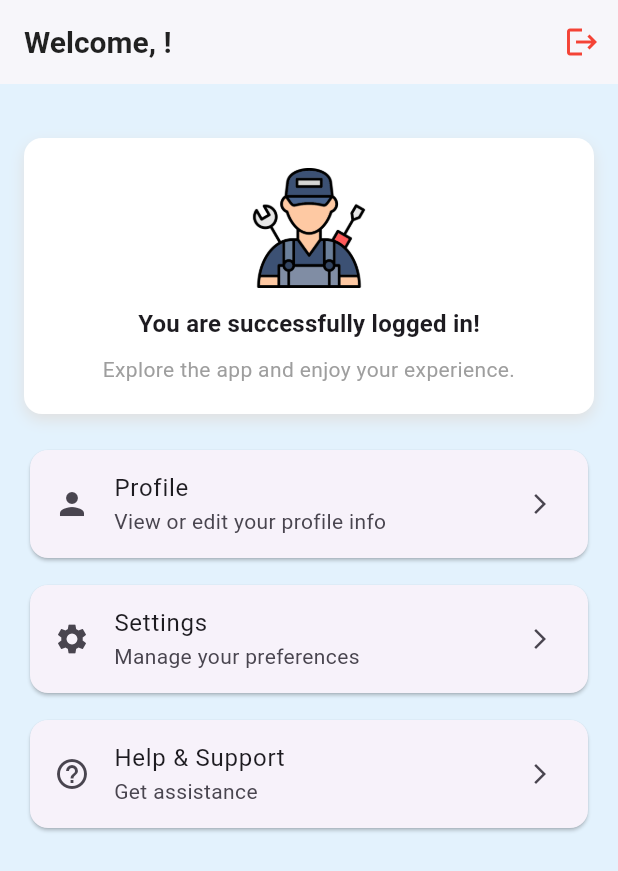
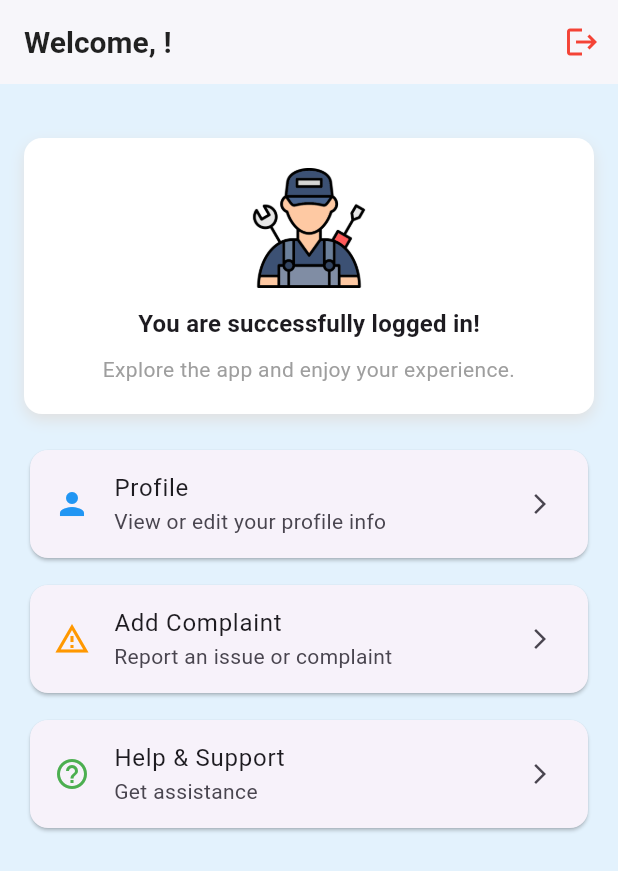
Before and after one commit to VJLIVE/FixIt, a Flutter app: the DashboardPage screen opened directly, on a phone screen of 412 x 824 dp. Shown: the top 871 px of the screen. Run offline on Flutter 3.47's test engine with Material 3 defaults, Android fonts, the phone set to English and light mode, and no system bars; our stand-ins replace cloud_firestore, firebase_auth, firebase_core, google_sign_in; accounts and stored records are empty.

Commit message:
Dashboard icons

```diff
--- a/lib/screens/dashboard_page.dart
+++ b/lib/screens/dashboard_page.dart
@@ -123,7 +123,7 @@ class _DashboardPageState extends State<DashboardPage> {
                       borderRadius: BorderRadius.circular(12),
                     ),
                     child: ListTile(
-                      leading: const Icon(Icons.person),
+                      leading: const Icon(Icons.person, color: Colors.blue),
                       title: const Text('Profile'),
                       subtitle: const Text('View or edit your profile info'),
                       trailing: const Icon(Icons.arrow_forward_ios, size: 16),
@@ -140,14 +140,15 @@ class _DashboardPageState extends State<DashboardPage> {
                       borderRadius: BorderRadius.circular(12),
                     ),
                     child: ListTile(
-                      leading: const Icon(Icons.settings),
-                      title: const Text('Settings'),
-                      subtitle: const Text('Manage your preferences'),
+                      leading: const Icon(Icons.report_problem_outlined, color: Colors.orange),
+                      title: const Text('Add Complaint'),
+                      subtitle: const Text('Report an issue or complaint'),
                       trailing: const Icon(Icons.arrow_forward_ios, size: 16),
                       onTap: () {
                         ScaffoldMessenger.of(context).showSnackBar(
-                          const SnackBar(content: Text('Settings tapped')),
+                          const SnackBar(content: Text('Add Complaint tapped')),
                         );
+                        // TODO: Navigate to complaint screen
                       },
                     ),
                   ),
@@ -157,7 +158,7 @@ class _DashboardPageState extends State<DashboardPage> {
                       borderRadius: BorderRadius.circular(12),
                     ),
                     child: ListTile(
-                      leading: const Icon(Icons.help_outline),
+                      leading: const Icon(Icons.help_outline, color: Colors.green),
                       title: const Text('Help & Support'),
                       subtitle: const Text('Get assistance'),
                       trailing: const Icon(Icons.arrow_forward_ios, size: 16),
```
